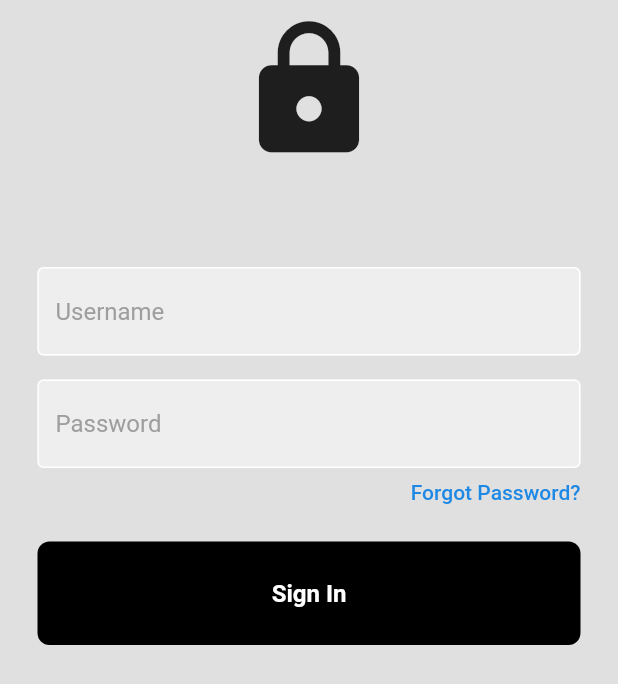
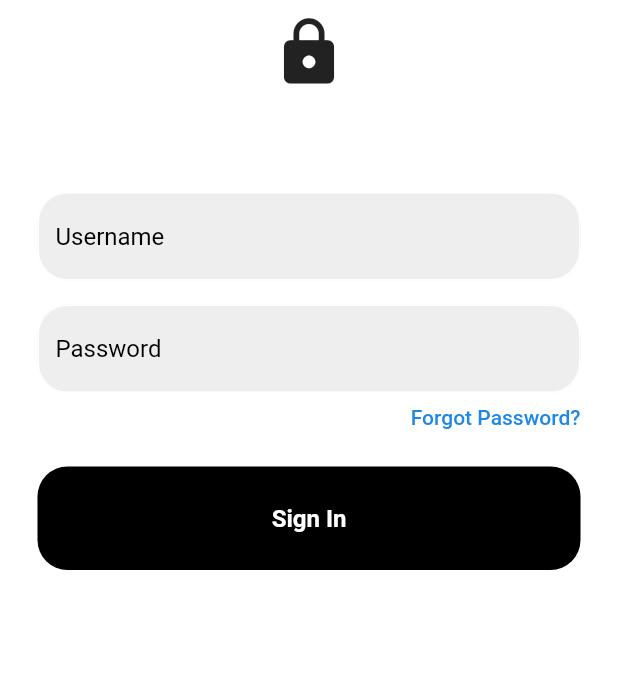
Before and after one commit to RiceGrainRain/vpost---retired, a Flutter app: the screen it shows after launch, on a phone screen of 412 x 824 dp. Shown: the top 684 px of the screen. Run offline on Flutter 3.47's test engine with Material 2 defaults, Android fonts, the phone set to English and light mode, and no system bars.

Commit message:
updated login colors and added rounding.

```diff
--- a/lib/components/my_button.dart
+++ b/lib/components/my_button.dart
@@ -14,7 +14,7 @@ class MyButton extends StatelessWidget {
         margin: const EdgeInsets.symmetric(horizontal: 25),
         decoration: BoxDecoration(
           color: Colors.black,
-          borderRadius: BorderRadius.circular(8),
+          borderRadius: BorderRadius.circular(20),
         ),
         child: const Center(
           child: Text(
--- a/lib/components/my_text_field.dart
+++ b/lib/components/my_text_field.dart
@@ -22,16 +22,18 @@ class MyTextField extends StatelessWidget {
         controller: controller,
         obscureText: obscureText,
         decoration: InputDecoration(
-            enabledBorder: const OutlineInputBorder(
-              borderSide: BorderSide(color: Colors.white),
+            enabledBorder: OutlineInputBorder(
+              borderSide: const BorderSide(color: Colors.white),
+              borderRadius: BorderRadius.circular(20.0),
             ),
-            focusedBorder: const OutlineInputBorder(
-              borderSide: BorderSide(color: Color.fromARGB(255, 189, 189, 189)),
+            focusedBorder: OutlineInputBorder(
+              borderSide: const BorderSide(color: Colors.black),
+              borderRadius: BorderRadius.circular(20.0),
             ),
             fillColor: const Color.fromRGBO(238, 238, 238, 1),
             filled: true,
             hintText: hintText,
-            hintStyle: TextStyle(color: Colors.grey[500])),
+            hintStyle: const TextStyle(color: Colors.black)),
       ),
     );
   }
--- a/lib/pages/login_page.dart
+++ b/lib/pages/login_page.dart
@@ -15,7 +15,7 @@ class LoginPage extends StatelessWidget {
   @override
   Widget build(BuildContext context) {
     return Scaffold(
-      backgroundColor: Colors.grey[300],
+      backgroundColor: Colors.white,
       body: SafeArea(
         child: Center(
           child: Column(
@@ -28,7 +28,7 @@ class LoginPage extends StatelessWidget {
                 ),
                 child: Icon(
                   Icons.lock,
-                  size: 100,
+                  size: 50,
                 ),
               ),
 
```
